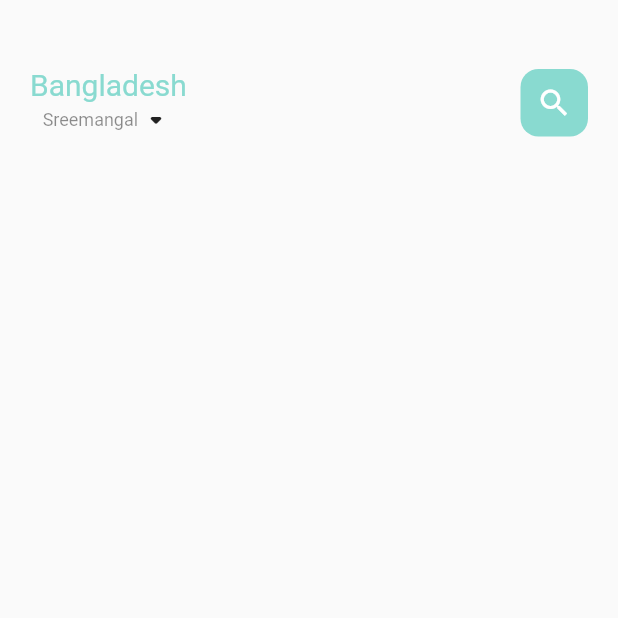
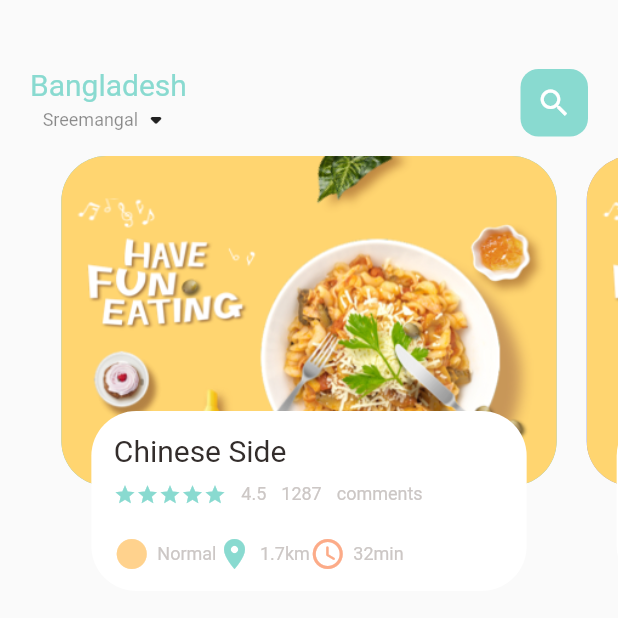
Before and after one commit to PriomDeb/food_order_app, a Flutter app: the screen it shows after launch, on a phone screen of 412 x 824 dp, the top half of it. Run offline on Flutter 3.47's test engine with Material 2 defaults, Android fonts, the phone set to English and light mode, and no system bars.

Commit message:
Main page hero cards

```diff
--- /dev/null
+++ b/lib/home/food_page_body.dart
@@ -0,0 +1,121 @@
+// ignore_for_file: prefer_const_constructors, prefer_const_constructors_in_immutables
+
+import 'package:flutter/material.dart';
+import 'package:food_order_app/utils/colors.dart';
+import 'package:food_order_app/widgets/big_text.dart';
+import 'package:food_order_app/widgets/icon_and_text_widget.dart';
+import 'package:food_order_app/widgets/small_text.dart';
+
+class FoodPageBody extends StatefulWidget {
+  FoodPageBody({super.key});
+
+  @override
+  State<FoodPageBody> createState() => _FoodPageBodyState();
+}
+
+class _FoodPageBodyState extends State<FoodPageBody> {
+  // Use this to see next page and previous page a little bit
+  PageController pageController = PageController(viewportFraction: 0.85);
+
+  @override
+  Widget build(BuildContext context) {
+    return Container(
+      // color: Colors.redAccent,
+      height: 320,
+      child: PageView.builder(
+          controller: pageController,
+          itemCount: 5,
+          itemBuilder: (context, position) {
+            return _buildPageItem(position); // Calling from a custom function
+          }),
+    );
+  }
+
+  // Created a custom function for PageView.builer()
+  // Child Container() takes all the properties of parent Container()
+  // We can use Stack() if we want our child Container() to have their own property
+  Widget _buildPageItem(int index) {
+    return Stack(
+      children: [
+        Container(
+          height: 220,
+          margin: EdgeInsets.only(left: 10, right: 10),
+          decoration: BoxDecoration(
+            borderRadius: BorderRadius.circular(30),
+            color: index.isEven ? Color(0xFF69c5df) : Color(0xFF9294cc),
+            image: DecorationImage(
+              fit: BoxFit.cover,
+              image: AssetImage("assets/image/food0.png"),
+            ),
+          ),
+        ),
+        Align(
+          // By default Align() and its any child Container() will align it to the center of the parent Container()
+
+          // We want the Container() to be in the bottom
+          alignment: Alignment.bottomCenter,
+          child: Container(
+            height: 120,
+            margin: EdgeInsets.only(left: 30, right: 30, bottom: 30),
+            decoration: BoxDecoration(
+              borderRadius: BorderRadius.circular(30),
+              color: Colors.white,
+            ),
+            child: Container(
+              padding: EdgeInsets.only(top: 15, left: 15, right: 15),
+              child: Column(
+                crossAxisAlignment: CrossAxisAlignment.start,
+                children: [
+                  BigText(text: "Chinese Side"),
+                  SizedBox(
+                    height: 10,
+                  ),
+                  Row(
+                    children: [
+                      Wrap(
+                        children: List.generate(
+                          5,
+                          (index) => Icon(
+                            Icons.star,
+                            color: AppColors.mainColor,
+                            size: 15,
+                          ),
+                        ),
+                      ),
+                      SizedBox(width: 10),
+                      SmallText(text: "4.5"),
+                      SizedBox(width: 10),
+                      SmallText(text: "1287"),
+                      SizedBox(width: 10),
+                      SmallText(text: "comments")
+                    ],
+                  ),
+                  SizedBox(height: 20),
+                  Row(
+                    children: [
+                      IconAndTextWidget(
+                        icon: Icons.circle_sharp,
+                        text: "Normal",
+                        iconColor: AppColors.iconColor1,
+                      ),
+                      IconAndTextWidget(
+                        icon: Icons.location_on,
+                        text: "1.7km",
+                        iconColor: AppColors.mainColor,
+                      ),
+                      IconAndTextWidget(
+                        icon: Icons.access_time_rounded,
+                        text: "32min",
+                        iconColor: AppColors.iconColor2,
+                      ),
+                    ],
+                  )
+                ],
+              ),
+            ),
+          ),
+        ),
+      ],
+    );
+  }
+}
--- a/lib/home/main_food_page.dart
+++ b/lib/home/main_food_page.dart
@@ -1,6 +1,7 @@
 // ignore_for_file: prefer_const_constructors_in_immutables, avoid_unnecessary_containers, prefer_const_literals_to_create_immutables, prefer_const_constructors
 
 import 'package:flutter/material.dart';
+import 'package:food_order_app/home/food_page_body.dart';
 import 'package:food_order_app/utils/colors.dart';
 import 'package:food_order_app/widgets/big_text.dart';
 import 'package:food_order_app/widgets/small_text.dart';
@@ -60,6 +61,7 @@ class _MainFoodPageState extends State<MainFoodPage> {
               ),
             ),
           ),
+          FoodPageBody(),
         ],
       ),
     );
--- /dev/null
+++ b/lib/widgets/icon_and_text_widget.dart
@@ -0,0 +1,27 @@
+// ignore_for_file: prefer_const_constructors
+
+import 'package:flutter/material.dart';
+import 'package:food_order_app/widgets/small_text.dart';
+
+class IconAndTextWidget extends StatelessWidget {
+  final IconData icon;
+  final String text;
+  final Color iconColor;
+
+  const IconAndTextWidget(
+      {super.key,
+      required this.icon,
+      required this.text,
+      required this.iconColor});
+
+  @override
+  Widget build(BuildContext context) {
+    return Row(
+      children: [
+        Icon(icon, color: iconColor),
+        SizedBox(width: 5),
+        SmallText(text: text),
+      ],
+    );
+  }
+}
```
